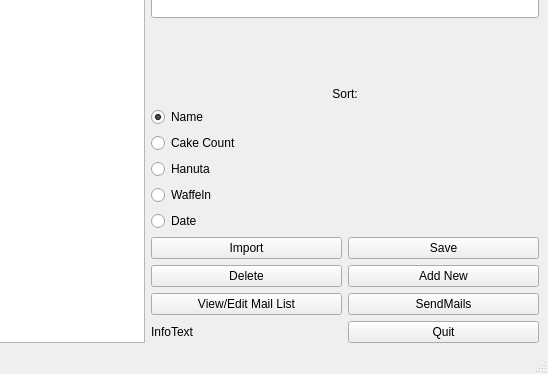
Before: the Qt Designer form UIMainWindow.ui in Albazos/Kuchen, drawn with Qt 5; both pictures show x 252 to 800 and y 226 to 600 of the 800 by 600 pixel window.
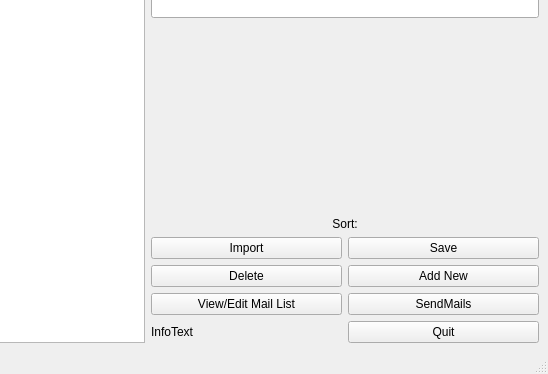
After: the same form once the commit is applied.

Commit message: headers and radio buttons are now  flexible and dynamic created

Diff of the .ui file:
```diff
--- a/UIMainWindow.ui
+++ b/UIMainWindow.ui
@@ -59,44 +59,6 @@
               </property>
              </widget>
             </item>
-            <item>
-             <widget class="QRadioButton" name="rbnName">
-              <property name="text">
-               <string>Name</string>
-              </property>
-              <property name="checked">
-               <bool>true</bool>
-              </property>
-             </widget>
-            </item>
-            <item>
-             <widget class="QRadioButton" name="rbnCakeCount">
-              <property name="text">
-               <string>Cake Count</string>
-              </property>
-             </widget>
-            </item>
-            <item>
-             <widget class="QRadioButton" name="rbnHanuta">
-              <property name="text">
-               <string>Hanuta</string>
-              </property>
-             </widget>
-            </item>
-            <item>
-             <widget class="QRadioButton" name="rbnWaffel">
-              <property name="text">
-               <string>Waffeln</string>
-              </property>
-             </widget>
-            </item>
-            <item>
-             <widget class="QRadioButton" name="rbnDate">
-              <property name="text">
-               <string>Date</string>
-              </property>
-             </widget>
-            </item>
            </layout>
           </item>
           <item>
```
The commit also changes 26 other files.
